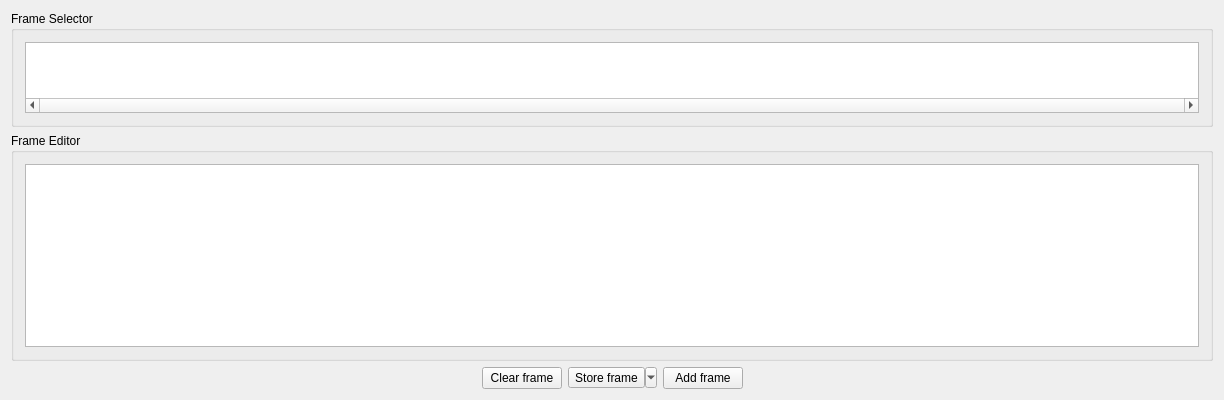
The window that simulatorwindow.ui (omicronns/qt-matrix-led-animations-editor) describes before a commit, drawn with Qt 5.
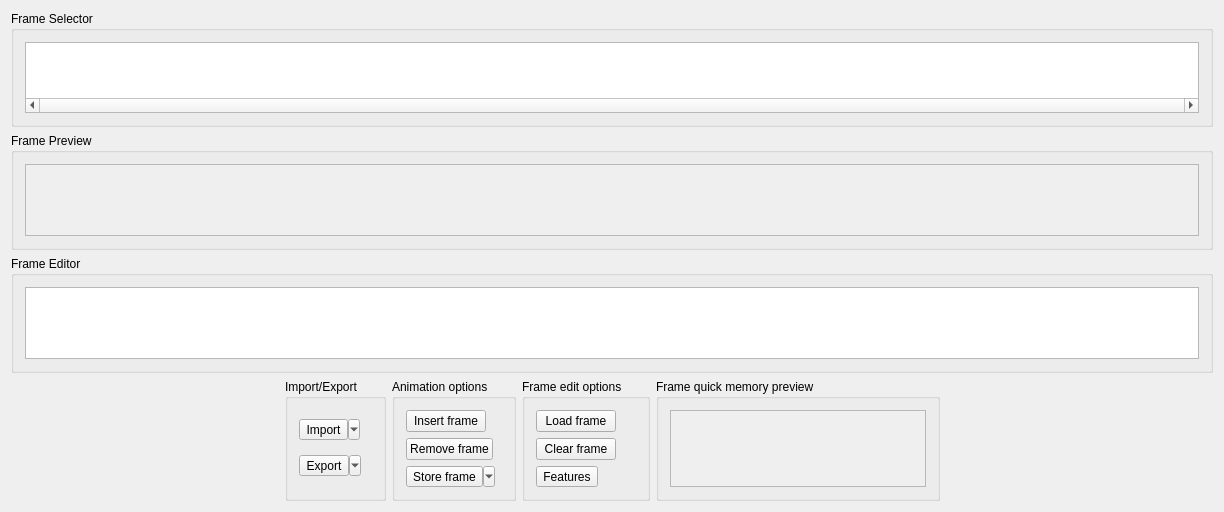
The same window after the commit. Custom widgets are drawn as their Qt base class.

```diff
--- a/simulatorwindow.ui
+++ b/simulatorwindow.ui
@@ -7,7 +7,7 @@
     <x>0</x>
     <y>0</y>
     <width>1224</width>
-    <height>400</height>
+    <height>512</height>
    </rect>
   </property>
   <property name="sizePolicy">
@@ -75,6 +75,31 @@
        </layout>
       </widget>
      </item>
+     <item>
+      <widget class="QGroupBox" name="previewFrame">
+       <property name="title">
+        <string>Frame Preview</string>
+       </property>
+       <layout class="QVBoxLayout" name="verticalLayout_6">
+        <item>
+         <widget class="LedMatrix" name="framePreview">
+          <property name="enabled">
+           <bool>false</bool>
+          </property>
+          <attribute name="horizontalHeaderVisible">
+           <bool>false</bool>
+          </attribute>
+          <attribute name="verticalHeaderVisible">
+           <bool>false</bool>
+          </attribute>
+         </widget>
+        </item>
+       </layout>
+      </widget>
+     </item>
+     <item>
+      <layout class="QHBoxLayout" name="copyLayout"/>
+     </item>
      <item>
       <widget class="QGroupBox" name="editorFrame">
        <property name="autoFillBackground">
@@ -139,49 +164,181 @@
          </property>
         </spacer>
        </item>
-       <item alignment="Qt::AlignHCenter">
-        <widget class="QPushButton" name="clearButton">
-         <property name="text">
-          <string>Clear frame</string>
+       <item>
+        <widget class="QGroupBox" name="importExportOptions">
+         <property name="title">
+          <string>Import/Export</string>
          </property>
+         <layout class="QVBoxLayout" name="verticalLayout_9">
+          <item>
+           <widget class="QToolButton" name="importButton">
+            <property name="text">
+             <string>Import</string>
+            </property>
+            <property name="popupMode">
+             <enum>QToolButton::MenuButtonPopup</enum>
+            </property>
+            <property name="toolButtonStyle">
+             <enum>Qt::ToolButtonTextOnly</enum>
+            </property>
+            <property name="arrowType">
+             <enum>Qt::DownArrow</enum>
+            </property>
+           </widget>
+          </item>
+          <item>
+           <widget class="QToolButton" name="exportButton">
+            <property name="text">
+             <string>Export</string>
+            </property>
+            <property name="popupMode">
+             <enum>QToolButton::MenuButtonPopup</enum>
+            </property>
+            <property name="toolButtonStyle">
+             <enum>Qt::ToolButtonTextOnly</enum>
+            </property>
+            <property name="arrowType">
+             <enum>Qt::DownArrow</enum>
+            </property>
+           </widget>
+          </item>
+         </layout>
         </widget>
        </item>
        <item>
-        <widget class="QToolButton" name="advancedStoreButton">
-         <property name="sizePolicy">
-          <sizepolicy hsizetype="Minimum" vsizetype="Fixed">
-           <horstretch>0</horstretch>
-           <verstretch>0</verstretch>
-          </sizepolicy>
+        <widget class="QGroupBox" name="animationOptions">
+         <property name="title">
+          <string>Animation options</string>
          </property>
-         <property name="minimumSize">
-          <size>
-           <width>0</width>
-           <height>0</height>
-          </size>
+         <layout class="QVBoxLayout" name="verticalLayout_7">
+          <item>
+           <widget class="QPushButton" name="insertFrameButton">
+            <property name="sizePolicy">
+             <sizepolicy hsizetype="Fixed" vsizetype="Fixed">
+              <horstretch>0</horstretch>
+              <verstretch>0</verstretch>
+             </sizepolicy>
+            </property>
+            <property name="text">
+             <string>Insert frame</string>
+            </property>
+           </widget>
+          </item>
+          <item>
+           <widget class="QPushButton" name="removeFrameButton">
+            <property name="sizePolicy">
+             <sizepolicy hsizetype="Fixed" vsizetype="Fixed">
+              <horstretch>0</horstretch>
+              <verstretch>0</verstretch>
+             </sizepolicy>
+            </property>
+            <property name="text">
+             <string>Remove frame</string>
+            </property>
+           </widget>
+          </item>
+          <item>
+           <widget class="QToolButton" name="storeFrameButton">
+            <property name="text">
+             <string>Store frame</string>
+            </property>
+            <property name="popupMode">
+             <enum>QToolButton::MenuButtonPopup</enum>
+            </property>
+            <property name="toolButtonStyle">
+             <enum>Qt::ToolButtonTextOnly</enum>
+            </property>
+            <property name="arrowType">
+             <enum>Qt::DownArrow</enum>
+            </property>
+           </widget>
+          </item>
+         </layout>
+        </widget>
+       </item>
+       <item>
+        <widget class="QGroupBox" name="frameEditOptions">
+         <property name="autoFillBackground">
+          <bool>true</bool>
          </property>
-         <property name="text">
-          <string>Store frame</string>
+         <property name="title">
+          <string>Frame edit options</string>
          </property>
-         <property name="popupMode">
-          <enum>QToolButton::MenuButtonPopup</enum>
-         </property>
-         <property name="toolButtonStyle">
-          <enum>Qt::ToolButtonTextOnly</enum>
-         </property>
-         <property name="autoRaise">
-          <bool>false</bool>
-         </property>
-         <property name="arrowType">
-          <enum>Qt::DownArrow</enum>
-         </property>
+         <layout class="QVBoxLayout" name="verticalLayout_8">
+          <item>
+           <widget class="QPushButton" name="pushButton">
+            <property name="sizePolicy">
+             <sizepolicy hsizetype="Fixed" vsizetype="Fixed">
+              <horstretch>0</horstretch>
+              <verstretch>0</verstretch>
+             </sizepolicy>
+            </property>
+            <property name="text">
+             <string>Load frame</string>
+            </property>
+           </widget>
+          </item>
+          <item>
+           <widget class="QPushButton" name="clearButton">
+            <property name="sizePolicy">
+             <sizepolicy hsizetype="Fixed" vsizetype="Fixed">
+              <horstretch>0</horstretch>
+              <verstretch>0</verstretch>
+             </sizepolicy>
+            </property>
+            <property name="text">
+             <string>Clear frame</string>
+            </property>
+           </widget>
+          </item>
+          <item>
+           <widget class="QToolButton" name="featuresButton">
+            <property name="enabled">
+             <bool>true</bool>
+            </property>
+            <property name="sizePolicy">
+             <sizepolicy hsizetype="Fixed" vsizetype="Fixed">
+              <horstretch>0</horstretch>
+              <verstretch>0</verstretch>
+             </sizepolicy>
+            </property>
+            <property name="text">
+             <string>Features</string>
+            </property>
+            <property name="popupMode">
+             <enum>QToolButton::InstantPopup</enum>
+            </property>
+            <property name="toolButtonStyle">
+             <enum>Qt::ToolButtonTextOnly</enum>
+            </property>
+            <property name="arrowType">
+             <enum>Qt::DownArrow</enum>
+            </property>
+           </widget>
+          </item>
+         </layout>
         </widget>
        </item>
        <item>
-        <widget class="QPushButton" name="loadButton">
-         <property name="text">
-          <string>Add frame</string>
+        <widget class="QGroupBox" name="quickPreview">
+         <property name="title">
+          <string>Frame quick memory preview</string>
          </property>
+         <layout class="QVBoxLayout" name="verticalLayout_5">
+          <item>
+           <widget class="LedMatrix" name="quickPreviewWidget">
+            <property name="enabled">
+             <bool>false</bool>
+            </property>
+            <attribute name="horizontalHeaderVisible">
+             <bool>false</bool>
+            </attribute>
+            <attribute name="verticalHeaderVisible">
+             <bool>false</bool>
+            </attribute>
+           </widget>
+          </item>
+         </layout>
         </widget>
        </item>
        <item>
```
Left out of the diff: 135 changed lines with no effect on the pictures.
